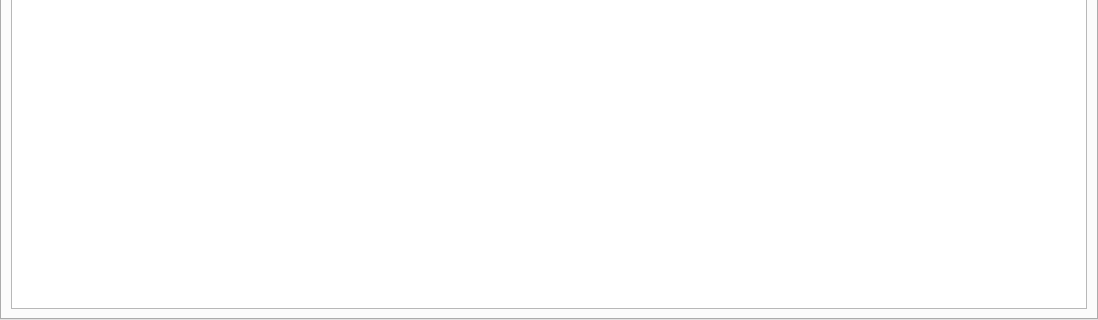
This is tomviz/operators/EditPythonOperatorWidget.ui in OpenChemistry/tomviz as Qt 5 draws it before an edit; both pictures show x 0 to 1098 and y 419 to 739 of the 1098 by 739 pixel window. The edited form follows.
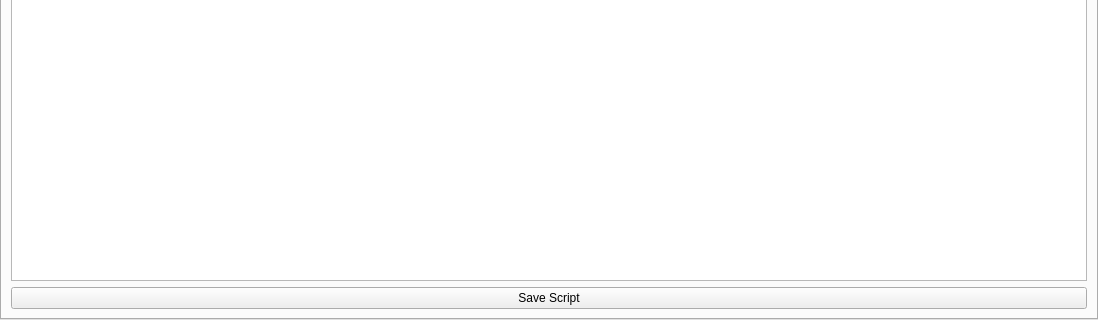
This is the edited form. The open tabs and pages were chosen to show the change.

Commit message:
Add a button to save python script
This allows the user to save the changes that they have made to their
python script.

The button is in the python operator editor dialog.

What changed in the file:
```diff
--- a/tomviz/operators/EditPythonOperatorWidget.ui
+++ b/tomviz/operators/EditPythonOperatorWidget.ui
@@ -105,7 +105,7 @@
 p, li { white-space: pre-wrap; }
 &lt;/style&gt;&lt;/head&gt;&lt;body style=&quot; font-family:'Monospace'; font-size:11pt; font-weight:400; font-style:normal;&quot;&gt;
 &lt;p style=&quot; margin-top:0px; margin-bottom:0px; margin-left:0px; margin-right:0px; -qt-block-indent:0; text-indent:0px;&quot;&gt;def transform(dataset):&lt;/p&gt;
-&lt;p style=&quot; margin-top:0px; margin-bottom:0px; margin-left:0px; margin-right:0px; -qt-block-indent:0; text-indent:0px;&quot;&gt;    &amp;quot;&amp;quot;&amp;quot;Define this method for Python operators that &lt;/p&gt;
+&lt;p style=&quot; margin-top:0px; margin-bottom:0px; margin-left:0px; margin-right:0px; -qt-block-indent:0; text-indent:0px;&quot;&gt;    &amp;quot;&amp;quot;&amp;quot;Define this method for Python operators that&lt;/p&gt;
 &lt;p style=&quot; margin-top:0px; margin-bottom:0px; margin-left:0px; margin-right:0px; -qt-block-indent:0; text-indent:0px;&quot;&gt;    transform the input array&amp;quot;&amp;quot;&amp;quot;&lt;/p&gt;
 &lt;p style=&quot;-qt-paragraph-type:empty; margin-top:0px; margin-bottom:0px; margin-left:0px; margin-right:0px; -qt-block-indent:0; text-indent:0px;&quot;&gt;&lt;br /&gt;&lt;/p&gt;
 &lt;p style=&quot; margin-top:0px; margin-bottom:0px; margin-left:0px; margin-right:0px; -qt-block-indent:0; text-indent:0px;&quot;&gt;    import numpy as np&lt;/p&gt;
@@ -115,13 +115,13 @@
 &lt;p style=&quot;-qt-paragraph-type:empty; margin-top:0px; margin-bottom:0px; margin-left:0px; margin-right:0px; -qt-block-indent:0; text-indent:0px;&quot;&gt;&lt;br /&gt;&lt;/p&gt;
 &lt;p style=&quot; margin-top:0px; margin-bottom:0px; margin-left:0px; margin-right:0px; -qt-block-indent:0; text-indent:0px;&quot;&gt;    # This is where you operate on your data, here we square root it.&lt;/p&gt;
 &lt;p style=&quot; margin-top:0px; margin-bottom:0px; margin-left:0px; margin-right:0px; -qt-block-indent:0; text-indent:0px;&quot;&gt;    result = np.sqrt(array)&lt;/p&gt;
-&lt;p style=&quot; margin-top:0px; margin-bottom:0px; margin-left:0px; margin-right:0px; -qt-block-indent:0; text-indent:0px;&quot;&gt;    &lt;/p&gt;
+&lt;p style=&quot;-qt-paragraph-type:empty; margin-top:0px; margin-bottom:0px; margin-left:0px; margin-right:0px; -qt-block-indent:0; text-indent:0px;&quot;&gt;&lt;br /&gt;&lt;/p&gt;
 &lt;p style=&quot; margin-top:0px; margin-bottom:0px; margin-left:0px; margin-right:0px; -qt-block-indent:0; text-indent:0px;&quot;&gt;    # This is where the transformed data is set, it will display in tomviz.&lt;/p&gt;
 &lt;p style=&quot; margin-top:0px; margin-bottom:0px; margin-left:0px; margin-right:0px; -qt-block-indent:0; text-indent:0px;&quot;&gt;    dataset.active_scalars = result&lt;/p&gt;&lt;/body&gt;&lt;/html&gt;</string>
          </property>
          <property name="plainText">
           <string>def transform(dataset):
-    &quot;&quot;&quot;Define this method for Python operators that 
+    &quot;&quot;&quot;Define this method for Python operators that
     transform the input array&quot;&quot;&quot;
 
     import numpy as np
@@ -131,12 +131,19 @@
 
     # This is where you operate on your data, here we square root it.
     result = np.sqrt(array)
-    
+
     # This is where the transformed data is set, it will display in tomviz.
     dataset.active_scalars = result</string>
          </property>
         </widget>
        </item>
+       <item>
+        <widget class="QPushButton" name="saveScript">
+         <property name="text">
+          <string>Save Script</string>
+         </property>
+        </widget>
+       </item>
       </layout>
      </widget>
      <widget class="QWidget" name="tab_2">
```
The commit also changes 1 other file.
